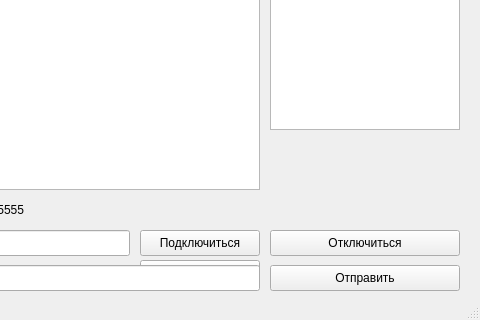
Old version of the form untitled/mainwindow.ui in the repository Tivis440/messenger; both pictures show x 140 to 620 and y 100 to 420 of the 620 by 420 pixel window.
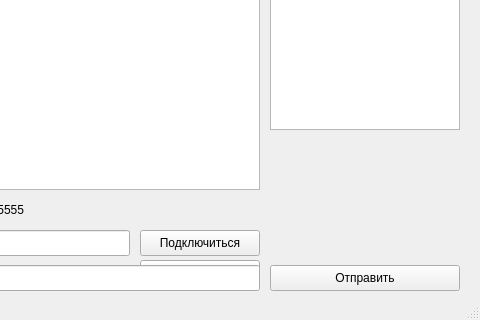
New version of the form.

Commit message: Remove disconnect button and safety code UI [skip ci]

What changed in the file:
```diff
--- a/untitled/mainwindow.ui
+++ b/untitled/mainwindow.ui
@@ -102,19 +102,6 @@
      <string>Зарегистрироваться</string>
     </property>
    </widget>
-   <widget class="QPushButton" name="buttonDisconnect">
-    <property name="geometry">
-     <rect>
-      <x>410</x>
-      <y>330</y>
-      <width>190</width>
-      <height>26</height>
-     </rect>
-    </property>
-    <property name="text">
-     <string>Отключиться</string>
-    </property>
-   </widget>
    <widget class="QLineEdit" name="lineEdit_message">
     <property name="geometry">
      <rect>
```
The commit also changes 7 other files.
